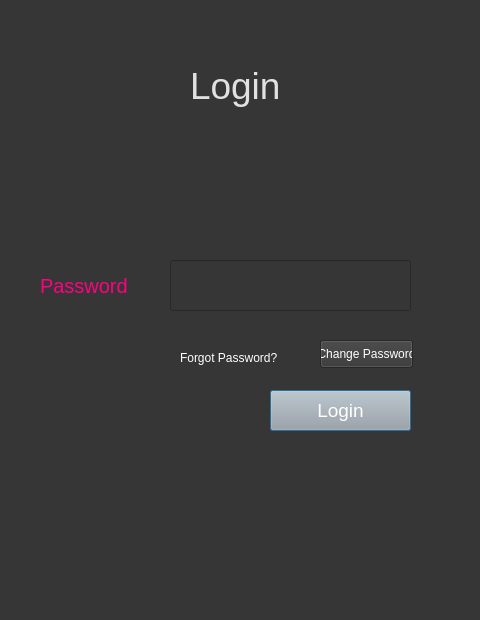
Old version of the form Greyform-linux/Python_Application/UI_Design/login.ui in the repository mokzhizhuan/GreyForm_UIs.
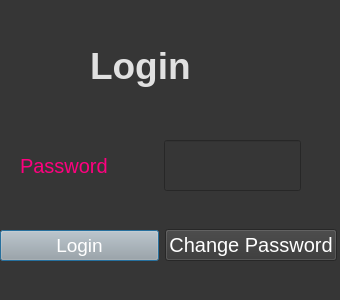
New version of the form.

The edit to the form file:
```diff
--- a/Greyform-linux/Python_Application/UI_Design/login.ui
+++ b/Greyform-linux/Python_Application/UI_Design/login.ui
@@ -6,8 +6,8 @@
    <rect>
     <x>0</x>
     <y>0</y>
-    <width>480</width>
-    <height>620</height>
+    <width>340</width>
+    <height>300</height>
    </rect>
   </property>
   <property name="windowTitle">
@@ -19,12 +19,19 @@
   <widget class="QLabel" name="label">
    <property name="geometry">
     <rect>
-     <x>190</x>
-     <y>50</y>
+     <x>90</x>
+     <y>30</y>
      <width>121</width>
      <height>71</height>
     </rect>
    </property>
+   <property name="font">
+    <font>
+     <pointsize>28</pointsize>
+     <weight>75</weight>
+     <bold>true</bold>
+    </font>
+   </property>
    <property name="styleSheet">
     <string notr="true">color:rgb(225, 225, 225); font-size:28pt;</string>
    </property>
@@ -32,14 +39,33 @@
     <string>Login</string>
    </property>
   </widget>
+  <widget class="QWidget" name="horizontalLayoutWidget">
+   <property name="geometry">
+    <rect>
+     <x>20</x>
+     <y>140</y>
+     <width>281</width>
+     <height>51</height>
+    </rect>
+   </property>
+   <layout class="QHBoxLayout" name="horizontalLayout" stretch="1,1">
+    <item>
+     <widget class="QLabel" name="label_5">
+      <property name="styleSheet">
+       <string notr="true">font-size:15pt; color:rgb(255, 0, 127)</string>
+      </property>
+      <property name="text">
+       <string>Password</string>
+      </property>
+     </widget>
+    </item>
+    <item>
   <widget class="QLineEdit" name="password">
-   <property name="geometry">
-    <rect>
-     <x>170</x>
-     <y>260</y>
-     <width>241</width>
-     <height>51</height>
-    </rect>
+      <property name="sizePolicy">
+       <sizepolicy hsizetype="Expanding" vsizetype="Expanding">
+        <horstretch>0</horstretch>
+        <verstretch>0</verstretch>
+       </sizepolicy>
    </property>
    <property name="styleSheet">
     <string notr="true">font-size:14pt; color:rgb(243, 243, 243)</string>
@@ -48,30 +74,25 @@
     <string/>
    </property>
   </widget>
-  <widget class="QLabel" name="label_3">
+    </item>
+   </layout>
+  </widget>
+  <widget class="QWidget" name="horizontalLayoutWidget_2">
    <property name="geometry">
     <rect>
-     <x>40</x>
-     <y>270</y>
-     <width>111</width>
-     <height>31</height>
+     <x>0</x>
+     <y>220</y>
+     <width>337</width>
+     <height>51</height>
     </rect>
    </property>
-   <property name="styleSheet">
-    <string notr="true">font-size:15pt; color:rgb(255, 0, 127)</string>
-   </property>
-   <property name="text">
-    <string>Password</string>
-   </property>
-  </widget>
+   <layout class="QHBoxLayout" name="horizontalLayout_2">
+    <item>
   <widget class="QPushButton" name="loginbutton">
-   <property name="geometry">
-    <rect>
-     <x>270</x>
-     <y>390</y>
-     <width>141</width>
-     <height>41</height>
-    </rect>
+      <property name="font">
+       <font>
+        <pointsize>14</pointsize>
+       </font>
    </property>
    <property name="styleSheet">
     <string notr="true">background-color: rgb(167, 168, 167); font-size:14pt; color:rgb(255, 255, 255)</string>
@@ -80,30 +101,13 @@
     <string>Login</string>
    </property>
   </widget>
-  <widget class="QLabel" name="label_4">
-   <property name="geometry">
-    <rect>
-     <x>180</x>
-     <y>350</y>
-     <width>171</width>
-     <height>16</height>
-    </rect>
-   </property>
-   <property name="styleSheet">
-    <string notr="true">color:rgb(255, 255, 255)</string>
-   </property>
-   <property name="text">
-    <string>Forgot Password?</string>
-   </property>
-  </widget>
+    </item>
+    <item>
   <widget class="QPushButton" name="changepassbutton">
-   <property name="geometry">
-    <rect>
-     <x>320</x>
-     <y>340</y>
-     <width>93</width>
-     <height>28</height>
-    </rect>
+      <property name="font">
+       <font>
+        <pointsize>15</pointsize>
+       </font>
    </property>
    <property name="styleSheet">
     <string notr="true">color:rgb(255, 255, 255)</string>
@@ -111,6 +115,9 @@
    <property name="text">
     <string>Change Password</string>
    </property>
+     </widget>
+    </item>
+   </layout>
   </widget>
  </widget>
  <resources/>
```
Lines whose indentation alone changed are shown as unchanged.
